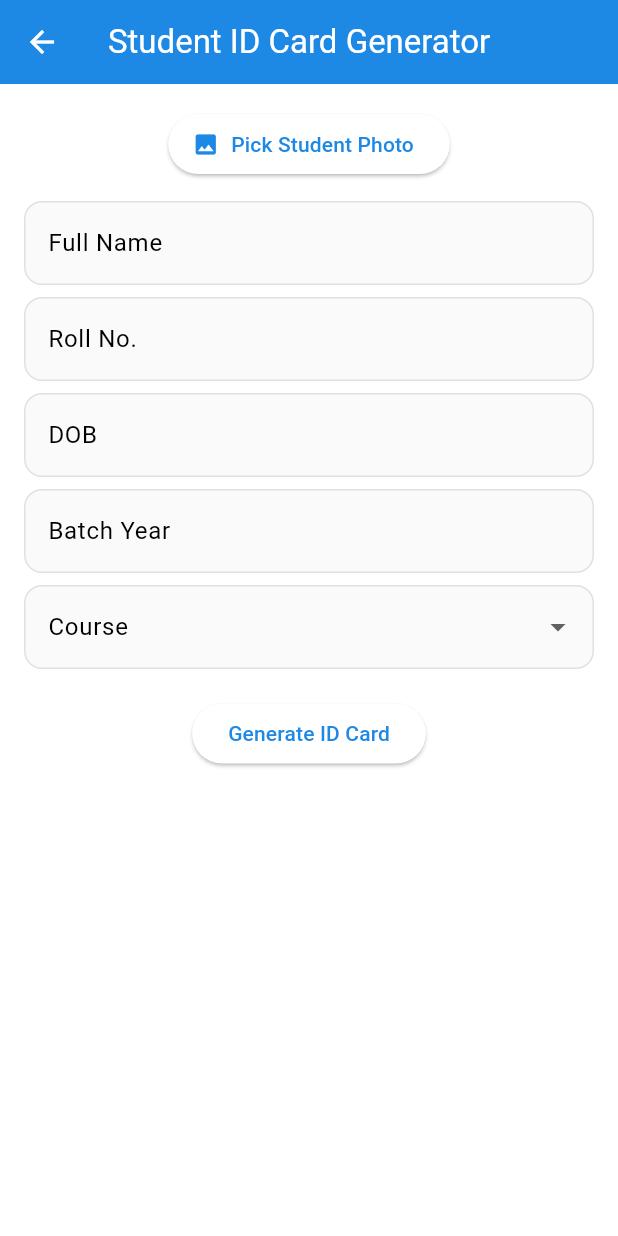
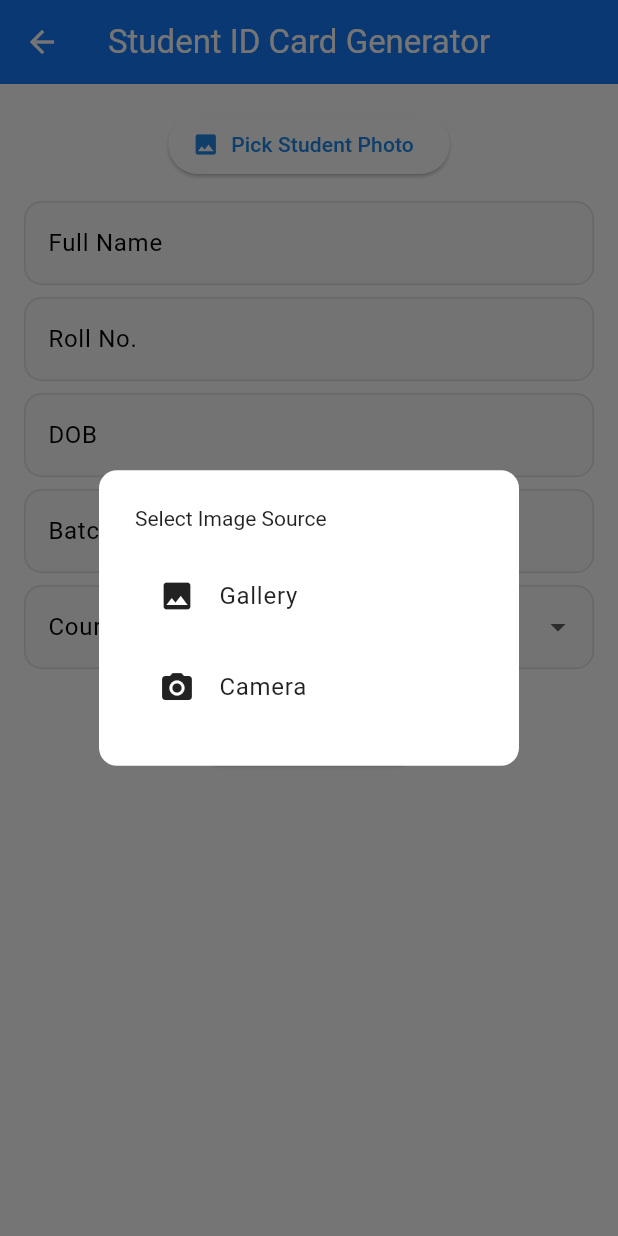
Before and after one commit to amitmahato98/CMS, a Flutter app: the IDCardGenerator screen opened directly, after a tap on "Pick Student Photo", on a phone screen of 412 x 824 dp. Run offline on Flutter 3.47's test engine with Material 3 defaults, Android fonts, the phone set to English and light mode, and no system bars; our stand-ins replace barcode_widget, google_fonts, image_picker, open_file, pdf, permission_handler and 1 more; missing offline and left inert: nepali_date_picker; accounts and stored records are empty.

Commit message:
cms compelete  frontend

```diff
--- a/lib/navigations/body/admin_dashboard.dart
+++ b/lib/navigations/body/admin_dashboard.dart
@@ -1,3 +1,4 @@
+import 'package:cms/datatypes/datatypes.dart';
 import 'package:cms/navigations/screens/admin/adminPannel/adminPannel.dart';
 import 'package:cms/navigations/screens/admit-card-generator/admitcardgenerator.dart';
 import 'package:cms/navigations/screens/approve/leave-request/leave-request-approve.dart';
@@ -461,7 +462,10 @@ class _GridbuildState extends State<Gridbuild> {
                                 : Colors.white,
                         boxShadow: [
                           BoxShadow(
-                            color: theme.colorScheme.shadow.withOpacity(0.2),
+                            color:
+                                isDarkMode
+                                    ? blueColor.withOpacity(0.3)
+                                    : theme.colorScheme.shadow.withOpacity(0.3),
                             spreadRadius: 1,
                             blurRadius: 3,
                             offset: Offset(0, 2),
--- a/lib/navigations/screens/examination/resultpage.dart
+++ b/lib/navigations/screens/examination/resultpage.dart
@@ -1,3 +1,4 @@
+import 'package:cms/datatypes/datatypes.dart';
 import 'package:cms/theme/theme_provider.dart';
 import 'package:flutter/material.dart';
 import 'package:provider/provider.dart';
@@ -194,7 +195,7 @@ class _ResultPageState extends State<ResultPage> {
   @override
   Widget build(BuildContext context) {
     return Scaffold(
-      appBar: AppBar(title: const Text("Result")),
+      appBar: AppBar(title: const Text("Result"), backgroundColor: blueColor),
       body: Padding(
         padding: const EdgeInsets.all(20),
         child: Form(
--- a/lib/navigations/screens/id-card-generator/idcardgenerator.dart
+++ b/lib/navigations/screens/id-card-generator/idcardgenerator.dart
@@ -1,5 +1,6 @@
 import 'dart:io';
 import 'dart:typed_data';
+import 'package:cms/datatypes/datatypes.dart';
 import 'package:flutter/material.dart';
 import 'package:flutter/services.dart';
 import 'package:image_picker/image_picker.dart';
@@ -33,12 +34,44 @@ class _IDCardGeneratorState extends State<IDCardGenerator> {
   bool showCard = false;
   bool isGeneratingPDF = false;
 
-  Future pickImage() async {
-    final pickedFile = await picker.pickImage(source: ImageSource.gallery);
-    if (pickedFile != null) {
-      setState(() {
-        _image = File(pickedFile.path);
-      });
+  Future<void> _pickImageWithDialog() async {
+    final ImageSource? source = await showDialog<ImageSource>(
+      context: context,
+      builder: (context) {
+        final theme = Theme.of(context);
+        return AlertDialog(
+          backgroundColor: theme.cardColor,
+          shape: RoundedRectangleBorder(
+            borderRadius: BorderRadius.circular(12),
+          ),
+          title: const Text('Select Image Source'),
+          content: Column(
+            mainAxisSize: MainAxisSize.min,
+            children: [
+              ListTile(
+                leading: const Icon(Icons.photo),
+                title: const Text('Gallery'),
+                onTap: () => Navigator.pop(context, ImageSource.gallery),
+              ),
+              SizedBox(height: 5),
+              ListTile(
+                leading: const Icon(Icons.camera_alt),
+                title: const Text('Camera'),
+                onTap: () => Navigator.pop(context, ImageSource.camera),
+              ),
+            ],
+          ),
+        );
+      },
+    );
+
+    if (source != null) {
+      final pickedFile = await picker.pickImage(source: source);
+      if (pickedFile != null) {
+        setState(() {
+          _image = File(pickedFile.path);
+        });
+      }
     }
   }
 
@@ -281,6 +314,7 @@ class _IDCardGeneratorState extends State<IDCardGenerator> {
               ),
         ),
       );
+
       Directory? directory;
       if (Platform.isAndroid) {
         directory = await getExternalStorageDirectory();
@@ -344,6 +378,7 @@ class _IDCardGeneratorState extends State<IDCardGenerator> {
     return Scaffold(
       appBar: AppBar(
         title: const Text("Student ID Card Generator"),
+        backgroundColor: blueColor,
         leading: IconButton(
           onPressed: () => Navigator.pop(context),
           icon: const Icon(Icons.arrow_back),
@@ -356,7 +391,7 @@ class _IDCardGeneratorState extends State<IDCardGenerator> {
           child: Column(
             children: [
               ElevatedButton.icon(
-                onPressed: pickImage,
+                onPressed: _pickImageWithDialog,
                 icon: const Icon(Icons.photo),
                 label: const Text("Pick Student Photo"),
               ),
@@ -432,7 +467,6 @@ class _IDCardGeneratorState extends State<IDCardGenerator> {
                     ),
                     Text(
                       "Institute of Science & Technology",
-
                       style: TextStyle(fontSize: 8, color: Colors.black),
                     ),
                     Text(
--- a/lib/navigations/screens/notifications/notification.dart
+++ b/lib/navigations/screens/notifications/notification.dart
@@ -1,3 +1,4 @@
+import 'package:cms/datatypes/datatypes.dart';
 import 'package:flutter/material.dart';
 import 'package:shared_preferences/shared_preferences.dart';
 import 'dart:convert';
@@ -438,6 +439,7 @@ class _SendNotificationPageState extends State<SendNotificationPage>
     return Scaffold(
       appBar: AppBar(
         title: const Text('Notifications'),
+        backgroundColor: blueColor,
         bottom: TabBar(
           controller: _tabController,
           tabs: const [Tab(text: 'Send Notifications'), Tab(text: 'History')],
```
Also changed, not shown: lib/navigations/screens/admit-card-generator/admitcardgenerator.dart (+11 -6 lines), lib/navigations/screens/profile/profile.dart (+8 -2 lines).
